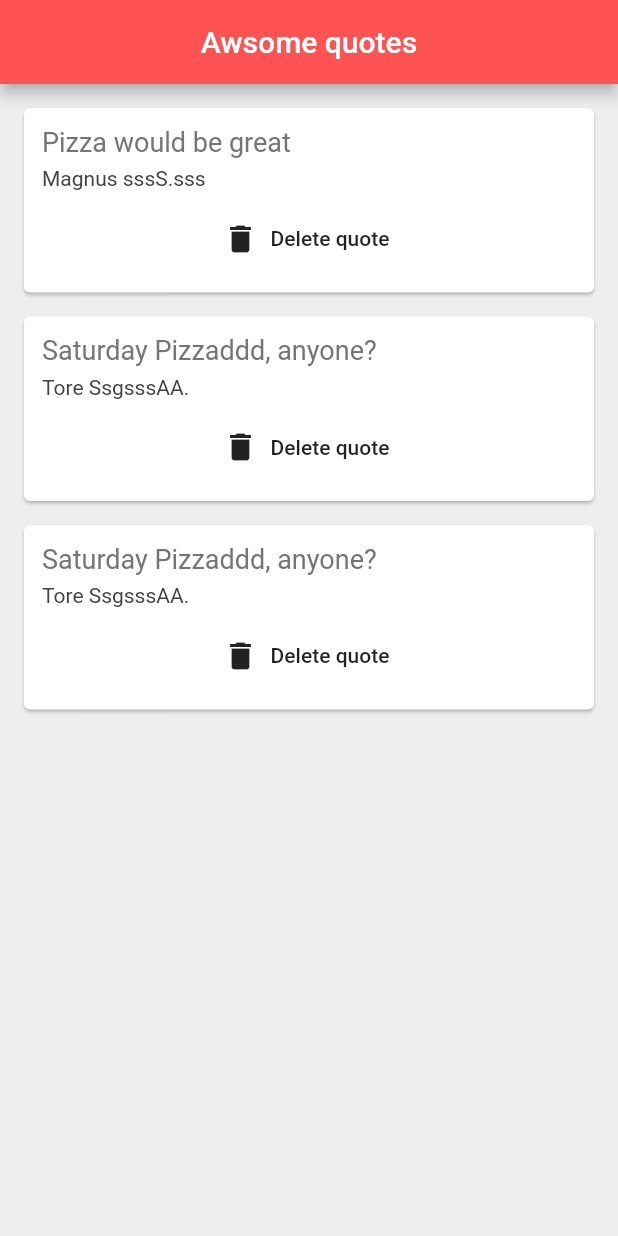
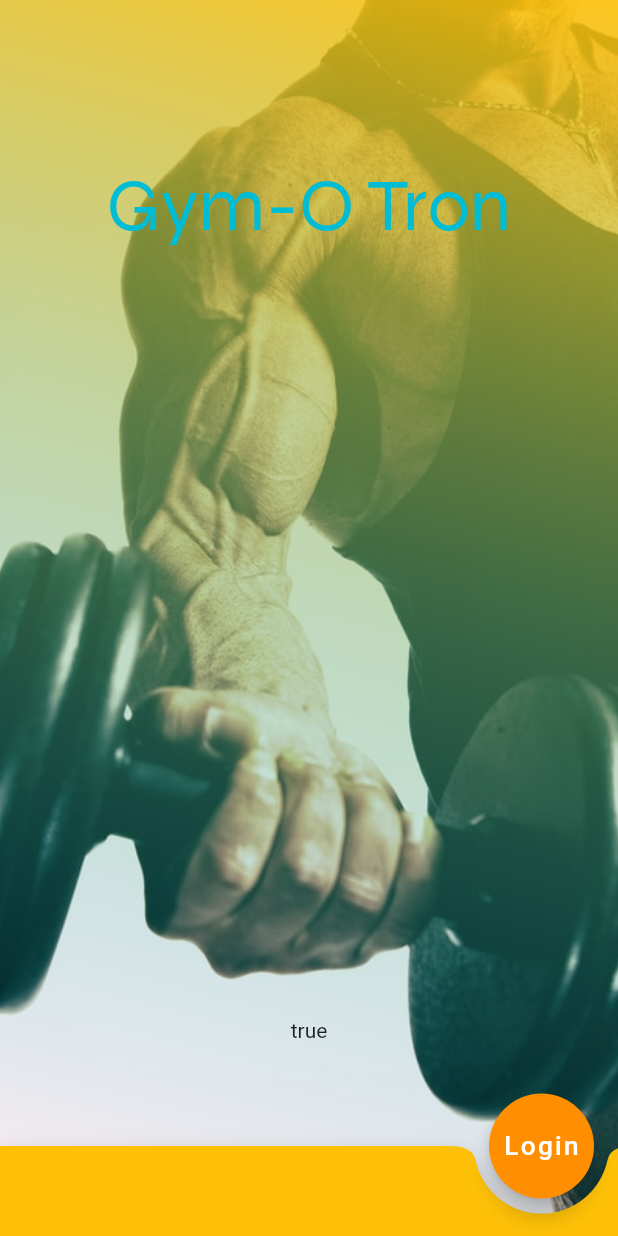
Before and after one commit to msagerup/GymFlutterApp, a Flutter app: the screen it shows after launch, on a phone screen of 412 x 824 dp. Run offline on Flutter 3.47's test engine with Material 2 defaults, Android fonts, the phone set to English and light mode, and no system bars.

Commit message:
setting up views layout

```diff
--- a/lib/main.dart
+++ b/lib/main.dart
@@ -1,163 +1,7 @@
 import 'package:flutter/material.dart';
-import 'quotes.dart';
-import 'quoteCard.dart';
+import 'package:gym_app/views/login.dart';
 
 void main() => runApp(MaterialApp(
   // home: GymIntro()
-    home: QuoteList()
+    home: Login()
 ));
-
-
-class GymIntro extends StatefulWidget {
-  @override
-  _GymIntroState createState() => _GymIntroState();
-}
-
-class _GymIntroState extends State<GymIntro> {
-
-  //State
-  bool logedIn = true;
-
-  @override
-  Widget build(BuildContext context) {
-    return Scaffold(
-      // backgroundColor: Colors.grey[900],
-      extendBody: true,
-     body: SafeArea(
-       bottom: false,
-       child: Container(
-         decoration: BoxDecoration(
-           image: DecorationImage(
-             image: AssetImage('assets/gym2.jpg'),
-             fit: BoxFit.cover,
-           ),
-         ),
-         child: Container(
-           decoration: BoxDecoration(
-             gradient: LinearGradient(
-               begin: Alignment.topRight,
-               end: Alignment.bottomCenter,
-               colors: [Colors.amber.withOpacity(0.9), Colors.cyan.withOpacity(0)]
-             )
-           ),
-           child: Column(
-             children: [
-               Expanded(
-                 flex: 1,
-                 child: Container(
-                   child: Row(
-                     mainAxisAlignment: MainAxisAlignment.center,
-                     children: [
-                       Column(
-                         mainAxisAlignment: MainAxisAlignment.center,
-                         children: [
-                           Text(
-                             'Gym-O Tron',
-                             style: TextStyle(
-                               color: Colors.cyan,
-                               fontSize: 50,
-                               fontFamily: ('Syne'),
-
-                             ),
-                           )
-                         ],
-                       ),
-                     ],
-                   )
-                 ),
-               ),
-               Expanded(
-                 flex: 1,
-                 child: Container(
-                   // color: Colors.amber.withOpacity(0.3),
-                 ),
-               ),
-               Expanded(
-                 flex: 1,
-                 child: Container(
-                   child: Row(
-                     mainAxisAlignment: MainAxisAlignment.center,
-                     children: [
-                       Column(
-                         mainAxisAlignment: MainAxisAlignment.center,
-                         children: [
-                           //View logged in or not.
-                           Text(
-                             '$logedIn'
-                           ),
-                         ],
-                       ),
-                     ],
-                   ),
-                 ),
-               ),
-             ],
-           ),
-         ),
-       ),
-     ),
-      floatingActionButton: Container(
-        height: 80,
-        child: FittedBox(
-          child: FloatingActionButton(
-            onPressed: () {
-              setState(() {
-                logedIn = !logedIn;
-              });
-            },
-            tooltip: 'Increment Counter',
-            child: Text('Login'),
-            backgroundColor: Colors.amber[800],
-          ),
-        ),
-      ),
-      bottomNavigationBar: BottomAppBar(
-        color: Colors.amber,
-        shape: CircularNotchedRectangle(),
-        notchMargin: 10.0,
-        child: Container(
-          height: 60,
-        ),
-      ),
-      floatingActionButtonLocation: (
-          FloatingActionButtonLocation.endDocked
-      ),
-    );
-  }
-}
-
-class QuoteList extends StatefulWidget {
-  @override
-  _QuoteListState createState() => _QuoteListState();
-}
-
-class _QuoteListState extends State<QuoteList> {
-
-  List<Quote> quotes = [
-    Quote(author: 'Magnus sssS.sss', text: 'Pizza would be great'),
-    Quote(author: 'Tore SsgsssAA.', text: 'Saturday Pizzaddd, anyone?'),
-    Quote(author: 'Tore SsgsssAA.', text: 'Saturday Pizzaddd, anyone?'),
-  ];
-
-  @override
-  Widget build(BuildContext context) {
-    return Scaffold(
-      backgroundColor: Colors.grey[200],
-      appBar: AppBar(
-        title: Text('Awsome quotes'),
-        centerTitle: true,
-        backgroundColor: Colors.redAccent,
-      ),
-      body: Column(
-        children: quotes.map((item) => QuoteCard(
-          quote: item,
-          delete: () {
-            setState(() {
-              quotes.remove(item);
-            });
-          }
-        )).toList(),
-      )
-    );
-  }
-}
--- /dev/null
+++ b/lib/views/loading.dart
@@ -0,0 +1 @@
+import 'package:flutter/material.dart';
--- /dev/null
+++ b/lib/views/login.dart
@@ -0,0 +1,119 @@
+import 'package:flutter/material.dart';
+
+class Login extends StatefulWidget {
+  @override
+  _LoginState createState() => _LoginState();
+}
+
+class _LoginState extends State<Login> {
+
+  //State
+  bool logedIn = true;
+
+  @override
+  Widget build(BuildContext context) {
+    return Scaffold(
+      // backgroundColor: Colors.grey[900],
+      extendBody: true,
+      body: SafeArea(
+        bottom: false,
+        child: Container(
+          decoration: BoxDecoration(
+            image: DecorationImage(
+              image: AssetImage('assets/gym2.jpg'),
+              fit: BoxFit.cover,
+            ),
+          ),
+          child: Container(
+            decoration: BoxDecoration(
+                gradient: LinearGradient(
+                    begin: Alignment.topRight,
+                    end: Alignment.bottomCenter,
+                    colors: [Colors.amber.withOpacity(0.9), Colors.cyan.withOpacity(0)]
+                )
+            ),
+            child: Column(
+              children: [
+                Expanded(
+                  flex: 1,
+                  child: Container(
+                      child: Row(
+                        mainAxisAlignment: MainAxisAlignment.center,
+                        children: [
+                          Column(
+                            mainAxisAlignment: MainAxisAlignment.center,
+                            children: [
+                              Text(
+                                'Gym-O Tron',
+                                style: TextStyle(
+                                  color: Colors.cyan,
+                                  fontSize: 50,
+                                  fontFamily: ('Syne'),
+
+                                ),
+                              )
+                            ],
+                          ),
+                        ],
+                      )
+                  ),
+                ),
+                Expanded(
+                  flex: 1,
+                  child: Container(
+                    // color: Colors.amber.withOpacity(0.3),
+                  ),
+                ),
+                Expanded(
+                  flex: 1,
+                  child: Container(
+                    child: Row(
+                      mainAxisAlignment: MainAxisAlignment.center,
+                      children: [
+                        Column(
+                          mainAxisAlignment: MainAxisAlignment.center,
+                          children: [
+                            //View logged in or not.
+                            Text(
+                                '$logedIn'
+                            ),
+                          ],
+                        ),
+                      ],
+                    ),
+                  ),
+                ),
+              ],
+            ),
+          ),
+        ),
+      ),
+      floatingActionButton: Container(
+        height: 70,
+        child: FittedBox(
+          child: FloatingActionButton(
+            onPressed: () {
+              setState(() {
+                logedIn = !logedIn;
+              });
+            },
+            tooltip: 'Increment Counter',
+            child: Text('Login'),
+            backgroundColor: Colors.amber[800],
+          ),
+        ),
+      ),
+      bottomNavigationBar: BottomAppBar(
+        color: Colors.amber,
+        shape: CircularNotchedRectangle(),
+        notchMargin: 10.0,
+        child: Container(
+          height: 60,
+        ),
+      ),
+      floatingActionButtonLocation: (
+          FloatingActionButtonLocation.endDocked
+      ),
+    );
+  }
+}
```
Also changed, not shown: lib/views/overview.dart (added, +17 -0 lines).
